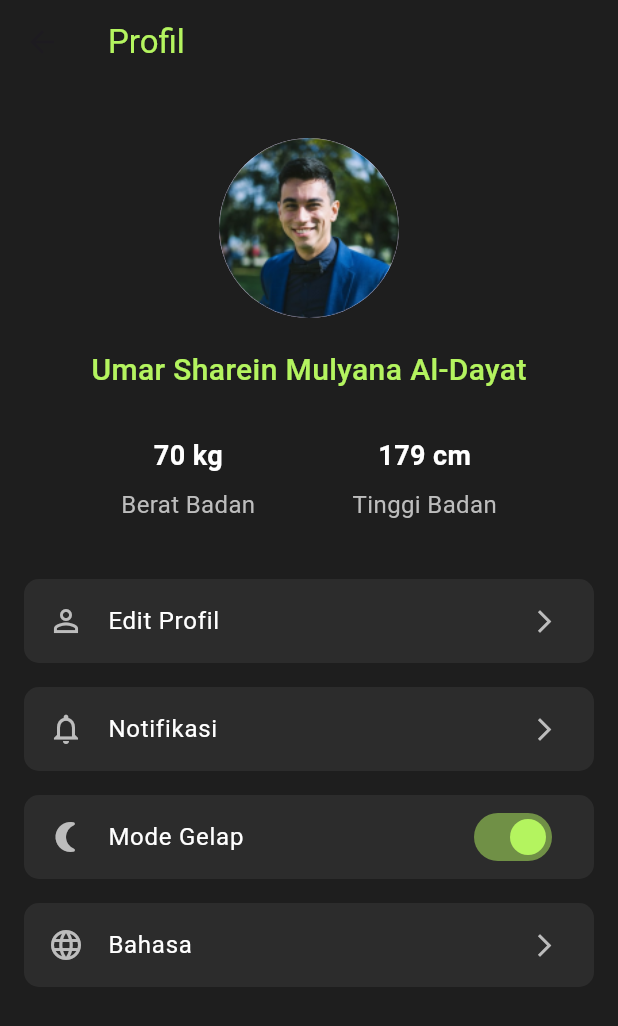
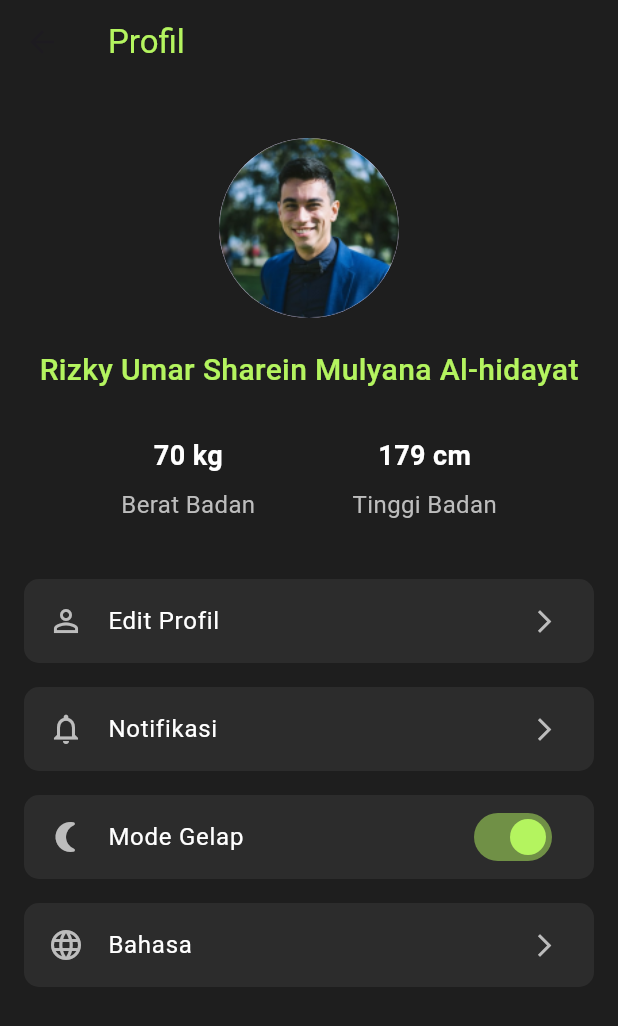
Before and after one commit to afrandormd/fitfusion-app, a Flutter app: the Profil screen opened directly, on a phone screen of 412 x 824 dp. Shown: the top 1026 px of the screen. Run offline on Flutter 3.47's test engine with Material 3 defaults, Android fonts, the phone set to English and light mode, and no system bars; our stand-ins replace get, google_nav_bar.

Commit message:
menambahkan file showcase.png

```diff
--- a/lib/main.dart
+++ b/lib/main.dart
@@ -1,7 +1,5 @@
 import 'package:fitfusion_app/config/assets.dart';
 import 'package:fitfusion_app/screen/login.dart';
-// import 'package:fitfusion_app/screen/login.dart';
-// import 'package:fitfusion_app/screen/user/home.dart';
 import 'package:flutter/material.dart';
 import 'package:get/get.dart';
 
--- a/lib/screen/user/profil.dart
+++ b/lib/screen/user/profil.dart
@@ -36,7 +36,7 @@ class Profil extends StatelessWidget {
               SizedBox(height: 20),
               Center(
                 child: Text(
-                  'Umar Sharein Mulyana Al-Dayat',
+                  'Rizky Umar Sharein Mulyana Al-hidayat',
                   style: TextStyle(fontSize: 20, fontWeight: FontWeight.w500, color: Asset.colorPrimaryGreen),
                 ),
               ),
```
Also changed, not shown: assets/images/showcase/showcase.png (added).
